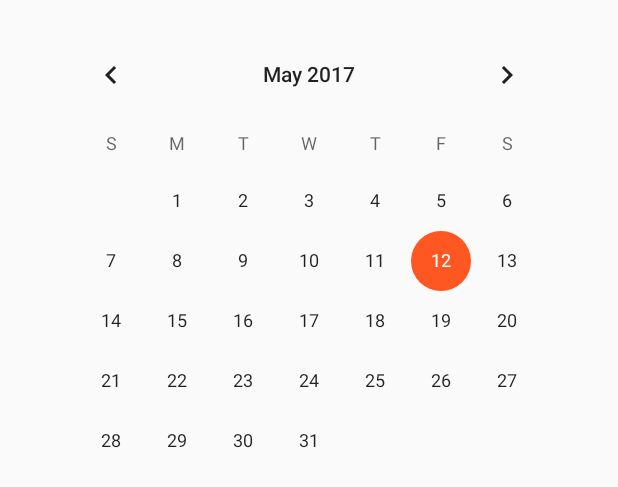
After one commit to brolam/OpenHomeAnalysis, an Android app: the layout fragment_date_picker_dialog_preference.xml on its own in the app's theme, with its tools: preview values and no code run, on a phone screen of 412 x 824 dp. The commit adds this screen. Shown: the top 487 px of the screen. Run offline under Robolectric (Android 15) with nearby library versions, the phone set to English and light mode, and no system bars.

Commit message:
feat: OhaDatePickerDialogPreference - Exibir um calendário para o usuário selecionar uma data na tela de configurações.

```diff
--- /dev/null
+++ b/Android/appSupervisory/src/main/res/layout/fragment_date_picker_dialog_preference.xml
@@ -0,0 +1,22 @@
+<?xml version="1.0" encoding="utf-8"?><!--
+Exibir um calendario na tela de configuracoes
+@author Breno Marques
+@version 1.00
+@since Release 01
+-->
+<RelativeLayout xmlns:android="http://schemas.android.com/apk/res/android"
+    xmlns:tools="http://schemas.android.com/tools"
+    android:layout_width="match_parent"
+    android:layout_height="match_parent"
+    android:paddingBottom="@dimen/activity_vertical_margin"
+    android:paddingLeft="@dimen/activity_horizontal_margin"
+    android:paddingRight="@dimen/activity_horizontal_margin"
+    android:paddingTop="@dimen/activity_vertical_margin"
+    tools:context="br.com.brolam.oha.supervisory.ui.fragments.OhaDatePickerDialogPreference">
+
+    <CalendarView
+        android:id="@+id/calendarView"
+        android:layout_width="wrap_content"
+        android:layout_height="wrap_content"
+        android:layout_centerHorizontal="true" />
+</RelativeLayout>
--- a/Android/appSupervisory/src/main/res/values/strings.xml
+++ b/Android/appSupervisory/src/main/res/values/strings.xml
@@ -33,7 +33,7 @@
     <!-- Strings related to Settings -->
 
     <!-- Energy Use Sync Preferences Settings -->
-    <string name="pref_header_energy_use_sync">Energy Use Sync</string>
+    <string name="pref_header_energy_use_sync">Energy Use Logger</string>
     <string name="pref_title_energy_use_sync_setup_mode">Enable setup mode?</string>
     <string name="pref_description_energy_use_sync_setup_mode">The setup mode will stop the synchronization for configuration!.</string>
     <string name="pref_host_name_energy_use_sync">Host Name or IP</string>
--- a/Android/appSupervisory/src/main/res/xml/pref_energy_use.xml
+++ b/Android/appSupervisory/src/main/res/xml/pref_energy_use.xml
@@ -20,7 +20,7 @@
         android:selectAllOnFocus="true"
         android:singleLine="true"/>
 
-    <EditTextPreference
+    <br.com.brolam.oha.supervisory.ui.fragments.OhaDatePickerDialogPreference
         android:dependency="energy_use_sync_setup_mode"
         android:title="@string/pref_date_energy_use_sync"
         android:inputType="numberSigned"
```
Also changed, not shown: Android/appSupervisory/src/main/java/br/com/brolam/oha/supervisory/ui/fragments/OhaDatePickerDialogPreference.java (added, +66 -0 lines).
